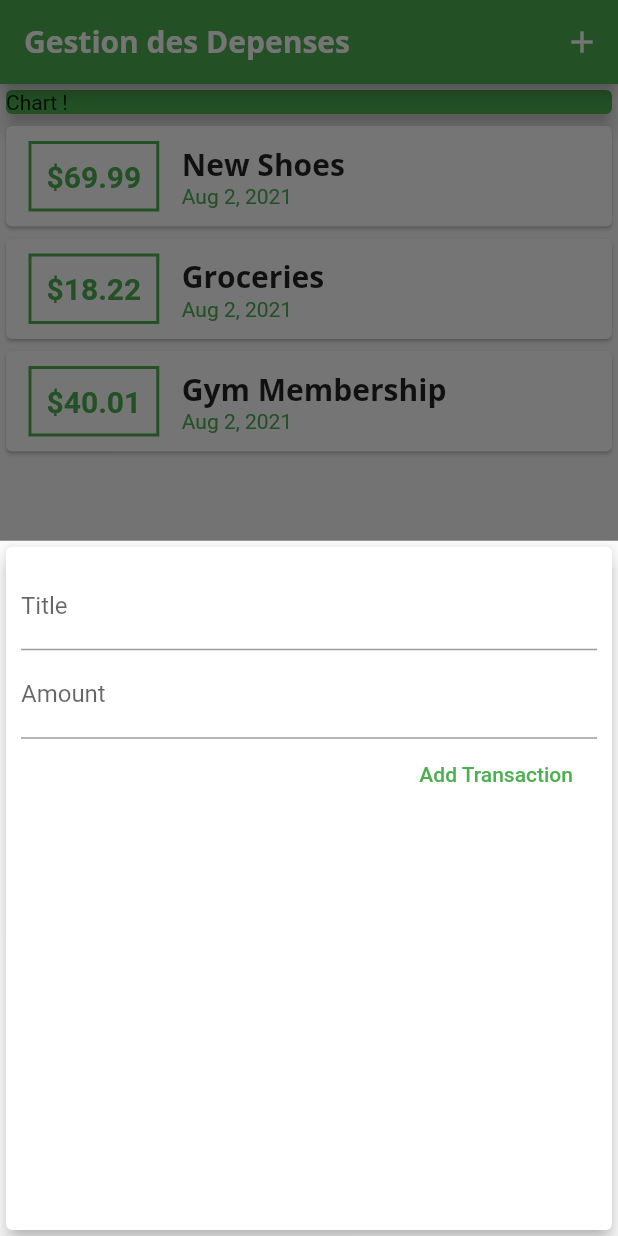
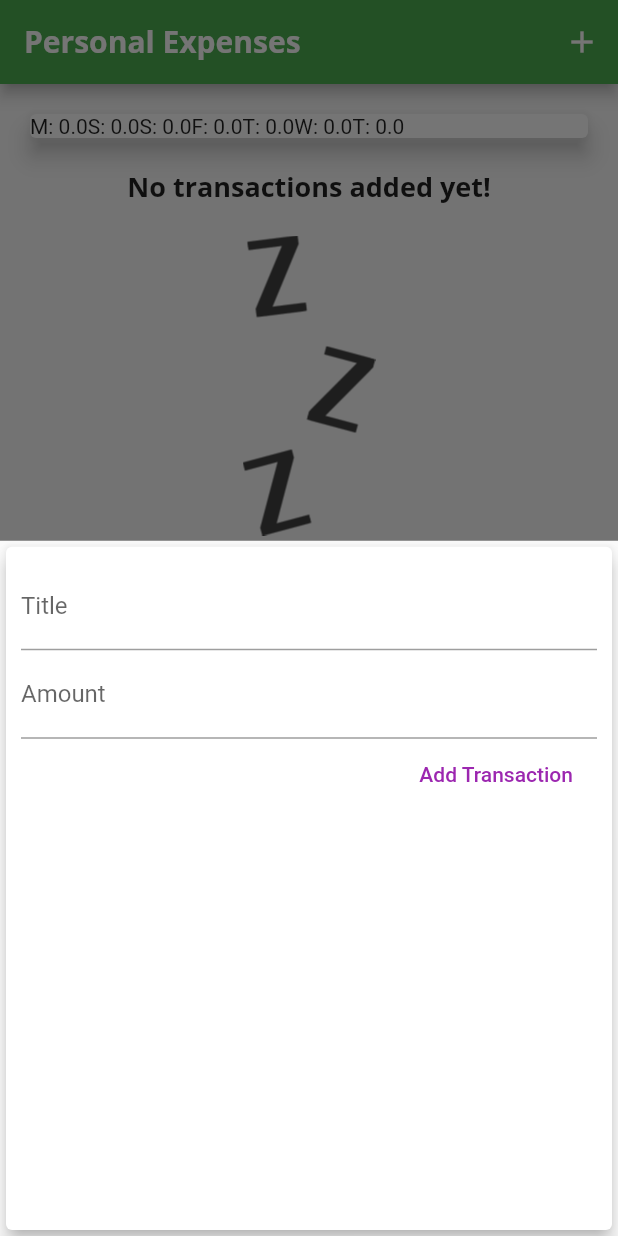
Before and after one commit to HumHumDude/FlutDepense, a Flutter app: the screen it shows after launch, after a tap on the "add" icon, on a phone screen of 412 x 824 dp. Run offline on Flutter 3.47's test engine with Material 2 defaults, Android fonts, the phone set to English and light mode, and no system bars.

Commit message:
Building charts and their logic

```diff
--- a/lib/main.dart
+++ b/lib/main.dart
@@ -1,33 +1,26 @@
-import 'dart:ui';
-
-import 'package:expense/widgets/new_transaction.dart';
+import 'package:expense/widgets/chart.dart';
 import 'package:flutter/material.dart';
 import './widgets/new_transaction.dart';
 import './widgets/transaction_list.dart';
 import './models/transaction.dart';
+import './widgets/chart.dart';
 
-void main() {
-  runApp(MyApp());
-}
+void main() => runApp(MyApp());
 
-class MyApp extends StatefulWidget {
-  @override
-  _MyAppState createState() => _MyAppState();
-}
-
-class _MyAppState extends State<MyApp> {
+class MyApp extends StatelessWidget {
   @override
   Widget build(BuildContext context) {
     return MaterialApp(
-      title: 'Gestion des Depenses',
+      title: 'Personal Expenses',
       theme: ThemeData(
           primarySwatch: Colors.green,
+          accentColor: Colors.green,
           fontFamily: 'Quicksand',
           textTheme: ThemeData.light().textTheme.copyWith(
                 headline6: TextStyle(
                   fontFamily: 'OpenSans',
-                  fontSize: 20,
                   fontWeight: FontWeight.bold,
+                  fontSize: 18,
                 ),
               ),
           appBarTheme: AppBarTheme(
@@ -45,34 +38,35 @@ class _MyAppState extends State<MyApp> {
 }
 
 class MyHomePage extends StatefulWidget {
-  // late String titleInput;
-  // late String amountInput;
+  // String titleInput;
+  // String amountInput;
   @override
   _MyHomePageState createState() => _MyHomePageState();
 }
 
 class _MyHomePageState extends State<MyHomePage> {
-  final List<Transaction> _userTransaction = [
-    Transaction(
-      id: 't1',
-      title: 'New Shoes',
-      amount: 69.99,
-      date: DateTime.now(),
-    ),
-    Transaction(
-      id: 't2',
-      title: 'Groceries',
-      amount: 18.22,
-      date: DateTime.now(),
-    ),
-    Transaction(
-      id: 't3',
-      title: 'Gym Membership',
-      amount: 40.01,
-      date: DateTime.now(),
-    ),
+  final List<Transaction> _userTransactions = [
+    // Transaction(
+    //   id: 't1',
+    //   title: 'New Shoes',
+    //   amount: 69.99,
+    //   date: DateTime.now(),
+    // ),
+    // Transaction(
+    //   id: 't2',
+    //   title: 'Weekly Groceries',
+    //   amount: 16.53,
+    //   date: DateTime.now(),
+    // ),
   ];
-  // ignore: unused_element
+  List<Transaction> get _recentTransactions {
+    return _userTransactions.where((dx) {
+      return dx.date.isAfter(
+        DateTime.now().subtract(Duration(days: 7)),
+      );
+    }).toList();
+  }
+
   void _addNewTransaction(String txTitle, double txAmount) {
     final newTx = Transaction(
       title: txTitle,
@@ -80,15 +74,16 @@ class _MyHomePageState extends State<MyHomePage> {
       date: DateTime.now(),
       id: DateTime.now().toString(),
     );
+
     setState(() {
-      _userTransaction.add(newTx);
+      _userTransactions.add(newTx);
     });
   }
 
-  void _startAddNewTransaction(BuildContext context) {
+  void _startAddNewTransaction(BuildContext ctx) {
     showModalBottomSheet(
-      context: context,
-      builder: (bContext) {
+      context: ctx,
+      builder: (_) {
         return GestureDetector(
           onTap: () {},
           child: NewTransaction(_addNewTransaction),
@@ -102,28 +97,23 @@ class _MyHomePageState extends State<MyHomePage> {
   Widget build(BuildContext context) {
     return Scaffold(
       appBar: AppBar(
-        title: Text('Gestion des Depenses'),
+        title: Text(
+          'Personal Expenses',
+        ),
         actions: <Widget>[
           IconButton(
             icon: Icon(Icons.add),
             onPressed: () => _startAddNewTransaction(context),
-          )
+          ),
         ],
       ),
       body: SingleChildScrollView(
         child: Column(
-          mainAxisAlignment: MainAxisAlignment.start,
+          // mainAxisAlignment: MainAxisAlignment.start,
           crossAxisAlignment: CrossAxisAlignment.stretch,
           children: <Widget>[
-            Container(
-              width: double.infinity,
-              child: Card(
-                color: Theme.of(context).primaryColor,
-                child: Text('Chart !'),
-                elevation: 5,
-              ),
-            ),
-            TransactionList(_userTransaction),
+            Chart(_recentTransactions),
+            TransactionList(_userTransactions),
           ],
         ),
       ),
--- /dev/null
+++ b/lib/widgets/chart.dart
@@ -0,0 +1,42 @@
+import 'package:flutter/material.dart';
+import 'package:intl/intl.dart';
+import '../models/transaction.dart';
+
+class Chart extends StatelessWidget {
+  // list of transactions of the past 7 days
+  final List<Transaction> recentTransactions;
+  Chart(this.recentTransactions);
+  //list of maps, that have keys that are strings and in the keys objects which is multiple type values
+  List<Map<String, Object>> get groupedTransactionValues {
+    return List.generate(7, (index) {
+      //RETURNING A MAP
+      final weekDay = DateTime.now().subtract(Duration(days: index));
+      double totalSum = 0.0;
+      for (var i = 0; i < recentTransactions.length; i++) {
+        if (recentTransactions[i].date.day == weekDay.day &&
+            recentTransactions[i].date.month == weekDay.month &&
+            recentTransactions[i].date.year == weekDay.year) {
+          totalSum += recentTransactions[i].amount;
+        }
+      }
+      return {
+        'day': DateFormat.E().format(weekDay).substring(0, 1),
+        'amount': totalSum
+      };
+    });
+  }
+
+  @override
+  Widget build(BuildContext context) {
+    return Card(
+        elevation: 6,
+        margin: EdgeInsets.all(20),
+        child: Row(
+          children: groupedTransactionValues.map((data) {
+            return Text(
+              '${data['day']}: ${data['amount']}'.toString(),
+            );
+          }).toList(),
+        ));
+  }
+}
--- a/lib/widgets/new_transaction.dart
+++ b/lib/widgets/new_transaction.dart
@@ -17,11 +17,16 @@ class _NewTransactionState extends State<NewTransaction> {
   void submitData() {
     final enteredTitle = titleController.text;
     final enteredAmount = double.parse(amountController.text);
+
     if (enteredTitle.isEmpty || enteredAmount <= 0) {
-      return; //stop function here
+      return;
     }
 
-    widget.addTx(enteredTitle, enteredAmount);
+    widget.addTx(
+      enteredTitle,
+      enteredAmount,
+    );
+
     Navigator.of(context).pop();
   }
 
@@ -36,23 +41,27 @@ class _NewTransactionState extends State<NewTransaction> {
           children: <Widget>[
             TextField(
               decoration: InputDecoration(labelText: 'Title'),
-                controller: titleController, onSubmitted: (_) => submitData(),
-                // onChanged: (val) => titleInput = val,
+              controller: titleController,
+              onSubmitted: (_) => submitData(),
+              // onChanged: (val) {
+              //   titleInput = val;
+              // },
             ),
             TextField(
               decoration: InputDecoration(labelText: 'Amount'),
               controller: amountController,
-                keyboardType: TextInputType.numberWithOptions(decimal: true),
+              keyboardType: TextInputType.number,
               onSubmitted: (_) => submitData(),
               // onChanged: (val) => amountInput = val,
             ),
             FlatButton(
               child: Text('Add Transaction'),
+              textColor: Colors.purple,
               onPressed: submitData,
-                textColor: Colors.green,
-              )
+            ),
           ],
         ),
-        ));
+      ),
+    );
   }
 }
--- a/lib/widgets/transaction_list.dart
+++ b/lib/widgets/transaction_list.dart
@@ -1,33 +1,59 @@
-import 'package:expense/models/transaction.dart';
 import 'package:flutter/material.dart';
 import 'package:intl/intl.dart';
 
+import '../models/transaction.dart';
+
 class TransactionList extends StatelessWidget {
   final List<Transaction> transactions;
+
   TransactionList(this.transactions);
+
   @override
   Widget build(BuildContext context) {
     return Container(
       height: 300,
-      child: ListView.builder(
-        itemBuilder: (context, index) {
+      child: transactions.isEmpty
+          ? Column(
+              children: <Widget>[
+                Text(
+                  'No transactions added yet!',
+                  style: Theme.of(context).textTheme.headline6,
+                ),
+                SizedBox(
+                  height: 20,
+                ),
+                Container(
+                    height: 200,
+                    child: Image.asset(
+                      'assets/images/waiting.png',
+                      fit: BoxFit.cover,
+                    )),
+              ],
+            )
+          : ListView.builder(
+              itemBuilder: (ctx, index) {
                 return Card(
                   child: Row(
                     children: <Widget>[
                       Container(
-                  padding: EdgeInsets.all(10),
-                  margin: EdgeInsets.symmetric(vertical: 10, horizontal: 15),
+                        margin: EdgeInsets.symmetric(
+                          vertical: 10,
+                          horizontal: 15,
+                        ),
                         decoration: BoxDecoration(
                           border: Border.all(
                             color: Theme.of(context).primaryColor,
                             width: 2,
-                  )),
+                          ),
+                        ),
+                        padding: EdgeInsets.all(10),
                         child: Text(
                           '\$${transactions[index].amount.toStringAsFixed(2)}',
                           style: TextStyle(
                             fontWeight: FontWeight.bold,
                             fontSize: 20,
-                        color: Theme.of(context).primaryColor),
+                            color: Theme.of(context).primaryColor,
+                          ),
                         ),
                       ),
                       Column(
@@ -35,16 +61,16 @@ class TransactionList extends StatelessWidget {
                         children: <Widget>[
                           Text(
                             transactions[index].title,
-                      style: Theme.of(context).textTheme.title,
+                            style: Theme.of(context).textTheme.headline6,
                           ),
                           Text(
                             DateFormat.yMMMd().format(transactions[index].date),
                             style: TextStyle(
-                        color: Theme.of(context).primaryColor,
+                              color: Colors.grey,
                             ),
                           ),
                         ],
-                )
+                      ),
                     ],
                   ),
                 );
```
Also changed, not shown: lib/widgets/user_transaction.dart (deleted, +0 -156 lines), pubspec.yaml (+7 -8 lines), assets/images/waiting.png (added). Lines whose indentation alone changed are shown as unchanged.
